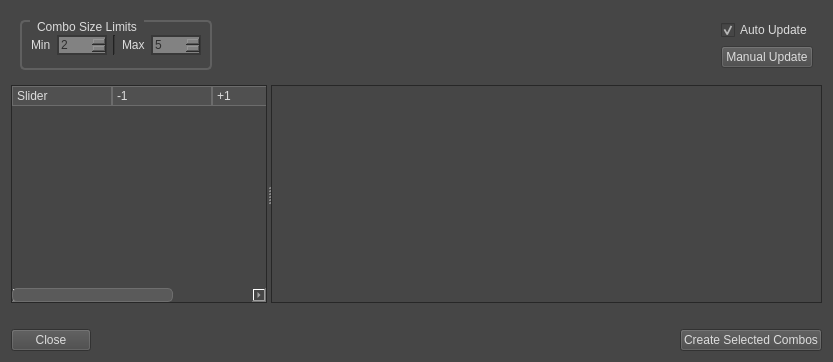
Qt form scripts/SimplexUI/ui/comboCheckDialog.ui (blurstudio/Simplex) before a commit.
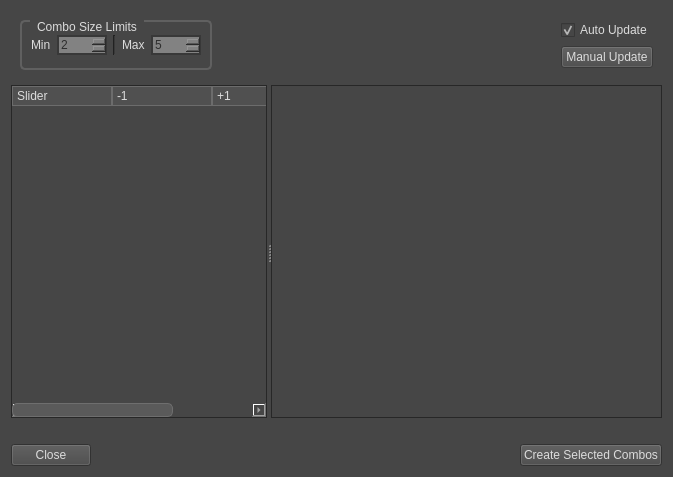
The same form after that commit.

Commit message: Clean up the traversal dialog

```diff
--- a/scripts/SimplexUI/ui/comboCheckDialog.ui
+++ b/scripts/SimplexUI/ui/comboCheckDialog.ui
@@ -6,8 +6,8 @@
    <rect>
     <x>0</x>
     <y>0</y>
-    <width>833</width>
-    <height>362</height>
+    <width>673</width>
+    <height>477</height>
    </rect>
   </property>
   <property name="windowTitle">
```
The commit also changes 7 other files.
